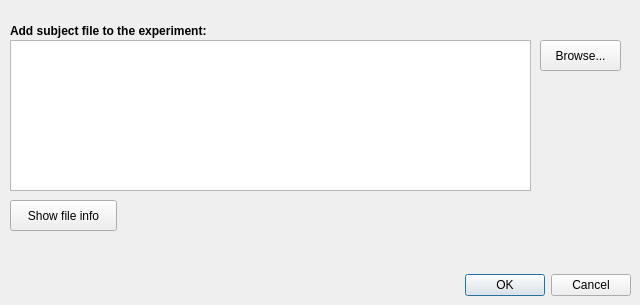
Before: the Qt Designer form meggie_batch/ui/qt4Designer_ui_files/addSubjectDialog.ui in cibr-jyu/meggie, drawn with Qt 5.
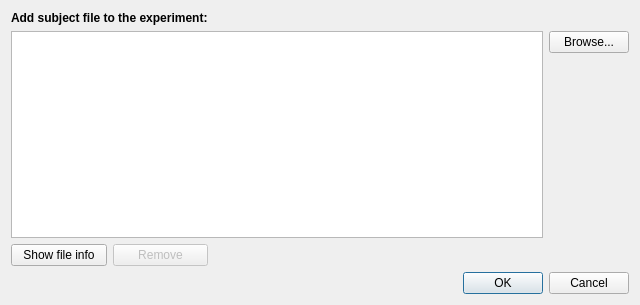
After: the same form once the commit is applied.

Commit message: Added subject remove button on addSubjectDialog with working functionality.

```diff
--- a/meggie_batch/ui/qt4Designer_ui_files/addSubjectDialog.ui
+++ b/meggie_batch/ui/qt4Designer_ui_files/addSubjectDialog.ui
@@ -13,37 +13,9 @@
   <property name="windowTitle">
    <string>Meggie - Add subject</string>
   </property>
-  <widget class="QDialogButtonBox" name="buttonBox">
-   <property name="geometry">
-    <rect>
-     <x>460</x>
-     <y>270</y>
-     <width>171</width>
-     <height>31</height>
-    </rect>
-   </property>
-   <property name="sizePolicy">
-    <sizepolicy hsizetype="Expanding" vsizetype="Fixed">
-     <horstretch>0</horstretch>
-     <verstretch>0</verstretch>
-    </sizepolicy>
-   </property>
-   <property name="orientation">
-    <enum>Qt::Horizontal</enum>
-   </property>
-   <property name="standardButtons">
-    <set>QDialogButtonBox::Cancel|QDialogButtonBox::Ok</set>
-   </property>
-  </widget>
+  <layout class="QGridLayout" name="gridLayout">
+   <item row="0" column="0" colspan="2">
   <widget class="QLabel" name="label">
-   <property name="geometry">
-    <rect>
-     <x>10</x>
-     <y>20</y>
-     <width>251</width>
-     <height>21</height>
-    </rect>
-   </property>
    <property name="font">
     <font>
      <weight>75</weight>
@@ -54,15 +26,20 @@
     <string>Add subject file to the experiment:</string>
    </property>
   </widget>
+   </item>
+   <item row="1" column="0" colspan="3">
+    <layout class="QHBoxLayout" name="horizontalLayout">
+     <item>
+      <widget class="QListWidget" name="listWidgetFileNames">
+       <property name="selectionMode">
+        <enum>QAbstractItemView::ExtendedSelection</enum>
+       </property>
+      </widget>
+     </item>
+     <item>
+      <layout class="QVBoxLayout" name="verticalLayout">
+       <item>
   <widget class="QPushButton" name="pushButtonBrowse">
-   <property name="geometry">
-    <rect>
-     <x>540</x>
-     <y>40</y>
-     <width>81</width>
-     <height>31</height>
-    </rect>
-   </property>
    <property name="sizePolicy">
     <sizepolicy hsizetype="Minimum" vsizetype="Fixed">
      <horstretch>0</horstretch>
@@ -73,29 +50,58 @@
     <string>Browse...</string>
    </property>
   </widget>
+       </item>
+       <item>
+        <spacer name="verticalSpacer">
+         <property name="orientation">
+          <enum>Qt::Vertical</enum>
+         </property>
+         <property name="sizeHint" stdset="0">
+          <size>
+           <width>20</width>
+           <height>40</height>
+          </size>
+         </property>
+        </spacer>
+       </item>
+      </layout>
+     </item>
+    </layout>
+   </item>
+   <item row="2" column="0">
   <widget class="QPushButton" name="pushButtonShowFileInfo">
-   <property name="geometry">
-    <rect>
-     <x>10</x>
-     <y>200</y>
-     <width>107</width>
-     <height>31</height>
-    </rect>
-   </property>
    <property name="text">
     <string>Show file info</string>
    </property>
   </widget>
-  <widget class="QListWidget" name="listWidgetFileNames">
-   <property name="geometry">
-    <rect>
-     <x>10</x>
-     <y>40</y>
-     <width>521</width>
-     <height>151</height>
-    </rect>
-   </property>
-  </widget>
+   </item>
+   <item row="3" column="2">
+    <widget class="QDialogButtonBox" name="buttonBox">
+     <property name="sizePolicy">
+      <sizepolicy hsizetype="Expanding" vsizetype="Fixed">
+       <horstretch>0</horstretch>
+       <verstretch>0</verstretch>
+      </sizepolicy>
+     </property>
+     <property name="orientation">
+      <enum>Qt::Horizontal</enum>
+     </property>
+     <property name="standardButtons">
+      <set>QDialogButtonBox::Cancel|QDialogButtonBox::Ok</set>
+     </property>
+    </widget>
+   </item>
+   <item row="2" column="1">
+    <widget class="QPushButton" name="pushButtonRemove">
+     <property name="enabled">
+      <bool>false</bool>
+     </property>
+     <property name="text">
+      <string>Remove</string>
+     </property>
+    </widget>
+   </item>
+  </layout>
  </widget>
  <resources/>
  <connections>
```
Lines whose indentation alone changed are shown as unchanged. The commit also changes 2 other files.
